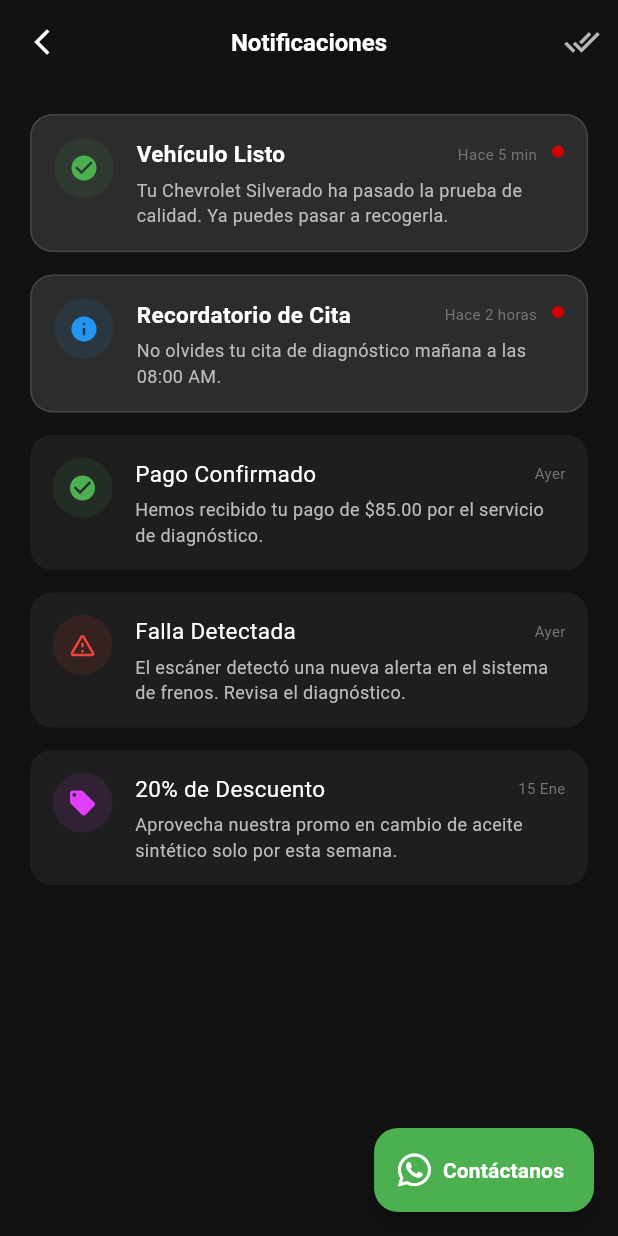
After one commit to mvtsoluciones-wq/super_vortec, a Flutter app: the NotificationScreen screen opened directly, on a phone screen of 412 x 824 dp. The commit adds this screen. Run offline on Flutter 3.47's test engine with Material 3 defaults, Android fonts, the phone set to English and light mode, and no system bars; our stand-ins replace font_awesome_flutter, youtube_player_flutter.

Commit message:
feat: pantalla notificaciones con whatsapp y font_awesome

```diff
--- a/lib/main.dart
+++ b/lib/main.dart
@@ -4,6 +4,7 @@ import 'package:url_launcher/url_launcher.dart';
 // Importamos tu archivo de citas
 import 'citas.dart';
 import 'diagnostico.dart';
+import 'notificaciones.dart';
 
 void main() {
   runApp(const SuperVortecApp());
@@ -182,7 +183,9 @@ class _ClientHomeScreenState extends State<ClientHomeScreen> {
                       _buildSliderItem(context, Icons.calendar_month, "CITAS", brandRed,
                         onTap: () => Navigator.push(context, MaterialPageRoute(builder: (c) => const AppointmentsScreen()))
                       ),
-                      _buildSliderItem(context, Icons.notifications, "NOTIFIC.", Colors.amber),
+                      _buildSliderItem(context, Icons.notifications, "NOTIFIC.", Colors.amber,
+  onTap: () => Navigator.push(context, MaterialPageRoute(builder: (c) => const NotificationScreen()))
+),
                       _buildSliderItem(context, Icons.monitor_heart, "DIAGNÓSTICO", Colors.white, onTap: () => Navigator.push(context, MaterialPageRoute(builder: (c) => const DiagnosticScreen()))),
                       _buildSliderItem(context, Icons.storefront, "TIENDA", brandRed),
                       _buildSliderItem(context, Icons.local_offer, "OFERTAS", Colors.green),
--- /dev/null
+++ b/lib/notificaciones.dart
@@ -0,0 +1,246 @@
+import 'package:flutter/material.dart';
+import 'package:url_launcher/url_launcher.dart';
+// IMPORTANTE: Esta es la nueva librería para el icono de WhatsApp
+import 'package:font_awesome_flutter/font_awesome_flutter.dart';
+
+class NotificationScreen extends StatefulWidget {
+  const NotificationScreen({super.key});
+
+  @override
+  State<NotificationScreen> createState() => _NotificationScreenState();
+}
+
+class _NotificationScreenState extends State<NotificationScreen> {
+  // DATOS DE EJEMPLO
+  final List<Map<String, dynamic>> _notifications = [
+    {
+      "id": "1",
+      "title": "Vehículo Listo",
+      "body": "Tu Chevrolet Silverado ha pasado la prueba de calidad. Ya puedes pasar a recogerla.",
+      "time": "Hace 5 min",
+      "type": "success",
+      "isRead": false,
+    },
+    {
+      "id": "2",
+      "title": "Recordatorio de Cita",
+      "body": "No olvides tu cita de diagnóstico mañana a las 08:00 AM.",
+      "time": "Hace 2 horas",
+      "type": "info",
+      "isRead": false,
+    },
+    {
+      "id": "3",
+      "title": "Pago Confirmado",
+      "body": "Hemos recibido tu pago de \$85.00 por el servicio de diagnóstico.",
+      "time": "Ayer",
+      "type": "success",
+      "isRead": true,
+    },
+    {
+      "id": "4",
+      "title": "Falla Detectada",
+      "body": "El escáner detectó una nueva alerta en el sistema de frenos. Revisa el diagnóstico.",
+      "time": "Ayer",
+      "type": "alert",
+      "isRead": true,
+    },
+    {
+      "id": "5",
+      "title": "20% de Descuento",
+      "body": "Aprovecha nuestra promo en cambio de aceite sintético solo por esta semana.",
+      "time": "15 Ene",
+      "type": "promo",
+      "isRead": true,
+    },
+  ];
+
+  // FUNCIÓN PARA ABRIR WHATSAPP
+  Future<void> _launchWhatsApp() async {
+    const String phoneNumber = "584125508533";
+    const String message = "Hola, tengo una duda sobre una notificación que recibí en la app Mi Garaje.";
+
+    final Uri url = Uri.parse("https://wa.me/$phoneNumber?text=${Uri.encodeComponent(message)}");
+
+    try {
+      await launchUrl(url, mode: LaunchMode.externalApplication);
+    } catch (e) {
+      if(!context.mounted) return;
+      ScaffoldMessenger.of(context).showSnackBar(
+        const SnackBar(content: Text("No se pudo abrir WhatsApp")),
+      );
+    }
+  }
+
+  @override
+  Widget build(BuildContext context) {
+    const Color bgDark = Color(0xFF121212);
+
+    return Scaffold(
+      backgroundColor: bgDark,
+      // BOTÓN FLOTANTE DE WHATSAPP (ACTUALIZADO)
+      floatingActionButton: FloatingActionButton.extended(
+        onPressed: _launchWhatsApp,
+        backgroundColor: Colors.green,
+        // AQUÍ ESTÁ EL CAMBIO DE ICONO
+        icon: const FaIcon(FontAwesomeIcons.whatsapp, color: Colors.white, size: 25),
+        // AQUÍ ESTÁ EL CAMBIO DE TEXTO
+        label: const Text("Contáctanos", style: TextStyle(color: Colors.white, fontWeight: FontWeight.bold)),
+      ),
+      appBar: AppBar(
+        backgroundColor: bgDark,
+        elevation: 0,
+        centerTitle: true,
+        leading: IconButton(
+          icon: const Icon(Icons.arrow_back_ios_new, color: Colors.white, size: 20),
+          onPressed: () => Navigator.pop(context),
+        ),
+        title: const Text("Notificaciones", style: TextStyle(color: Colors.white, fontSize: 16, fontWeight: FontWeight.bold)),
+        actions: [
+          IconButton(
+            icon: const Icon(Icons.done_all, color: Colors.white70),
+            tooltip: "Marcar todo como leído",
+            onPressed: () {
+              setState(() {
+                for (var n in _notifications) {
+                  n['isRead'] = true;
+                }
+              });
+              ScaffoldMessenger.of(context).showSnackBar(const SnackBar(content: Text("Todo marcado como leído")));
+            },
+          )
+        ],
+      ),
+      body: _notifications.isEmpty
+        ? _buildEmptyState()
+        : ListView.builder(
+            padding: const EdgeInsets.only(top: 20, left: 20, right: 20, bottom: 80),
+            itemCount: _notifications.length,
+            itemBuilder: (context, index) {
+              final item = _notifications[index];
+              return _buildNotificationCard(item, index);
+            },
+          ),
+    );
+  }
+
+  // Tarjeta Deslizable
+  Widget _buildNotificationCard(Map<String, dynamic> item, int index) {
+    return Dismissible(
+      key: Key(item['id']),
+      direction: DismissDirection.endToStart,
+      background: Container(
+        alignment: Alignment.centerRight,
+        padding: const EdgeInsets.only(right: 20),
+        margin: const EdgeInsets.only(bottom: 15),
+        decoration: BoxDecoration(
+          color: Colors.red,
+          borderRadius: BorderRadius.circular(15),
+        ),
+        child: const Icon(Icons.delete_outline, color: Colors.white, size: 30),
+      ),
+      onDismissed: (direction) {
+        setState(() {
+          _notifications.removeAt(index);
+        });
+        ScaffoldMessenger.of(context).showSnackBar(
+          SnackBar(content: Text("${item['title']} eliminado"), duration: const Duration(seconds: 1)),
+        );
+      },
+      child: Container(
+        margin: const EdgeInsets.only(bottom: 15),
+        padding: const EdgeInsets.all(15),
+        decoration: BoxDecoration(
+          color: item['isRead'] ? const Color(0xFF1E1E1E) : const Color(0xFF2C2C2C),
+          borderRadius: BorderRadius.circular(15),
+          border: item['isRead'] ? null : Border.all(color: Colors.white12),
+        ),
+        child: Row(
+          crossAxisAlignment: CrossAxisAlignment.start,
+          children: [
+            _buildIcon(item['type']),
+            const SizedBox(width: 15),
+            Expanded(
+              child: Column(
+                crossAxisAlignment: CrossAxisAlignment.start,
+                children: [
+                  Row(
+                    mainAxisAlignment: MainAxisAlignment.spaceBetween,
+                    children: [
+                      Text(
+                        item['title'],
+                        style: TextStyle(
+                          color: Colors.white,
+                          fontWeight: item['isRead'] ? FontWeight.normal : FontWeight.bold,
+                          fontSize: 15
+                        )
+                      ),
+                      Text(item['time'], style: TextStyle(color: Colors.grey[600], fontSize: 10)),
+                    ],
+                  ),
+                  const SizedBox(height: 5),
+                  Text(
+                    item['body'],
+                    style: TextStyle(color: Colors.grey[400], fontSize: 12, height: 1.4)
+                  ),
+                ],
+              ),
+            ),
+            if (!item['isRead'])
+              Container(
+                margin: const EdgeInsets.only(left: 10, top: 5),
+                width: 8,
+                height: 8,
+                decoration: const BoxDecoration(color: Color(0xFFD50000), shape: BoxShape.circle),
+              )
+          ],
+        ),
+      ),
+    );
+  }
+
+  Widget _buildIcon(String type) {
+    IconData icon;
+    Color color;
+
+    switch (type) {
+      case 'success':
+        icon = Icons.check_circle;
+        color = Colors.green;
+        break;
+      case 'alert':
+        icon = Icons.warning_amber_rounded;
+        color = Colors.red;
+        break;
+      case 'promo':
+        icon = Icons.local_offer;
+        color = Colors.purpleAccent;
+        break;
+      default:
+        icon = Icons.info;
+        color = Colors.blue;
+    }
+
+    return Container(
+      padding: const EdgeInsets.all(10),
+      decoration: BoxDecoration(
+        color: color.withValues(alpha: 0.1),
+        shape: BoxShape.circle,
+      ),
+      child: Icon(icon, color: color, size: 20),
+    );
+  }
+
+  Widget _buildEmptyState() {
+    return Center(
+      child: Column(
+        mainAxisAlignment: MainAxisAlignment.center,
+        children: [
+          Icon(Icons.notifications_off_outlined, size: 80, color: Colors.grey[800]),
+          const SizedBox(height: 20),
+          const Text("Sin notificaciones", style: TextStyle(color: Colors.grey)),
+        ],
+      ),
+    );
+  }
+}
--- a/pubspec.yaml
+++ b/pubspec.yaml
@@ -36,6 +36,7 @@ dependencies:
   cupertino_icons: ^1.0.8
   url_launcher: ^6.3.2
   youtube_player_flutter: ^9.1.3
+  font_awesome_flutter: ^10.12.0
 
 dev_dependencies:
   flutter_test:
```
Also changed, not shown: pubspec.lock.
